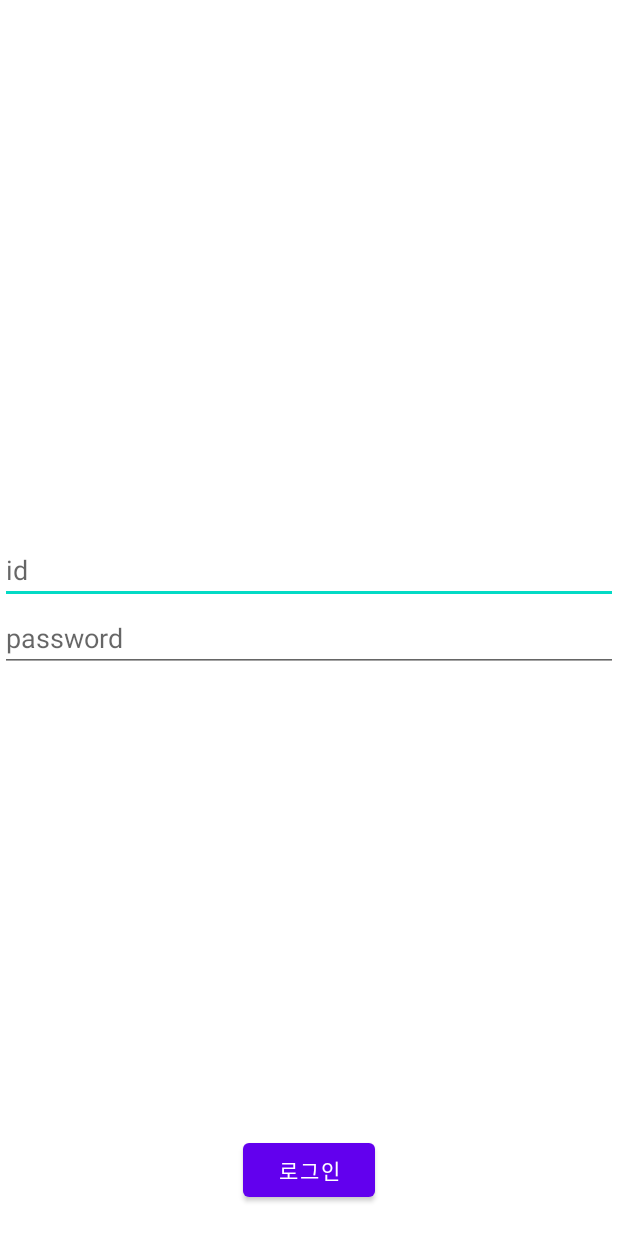
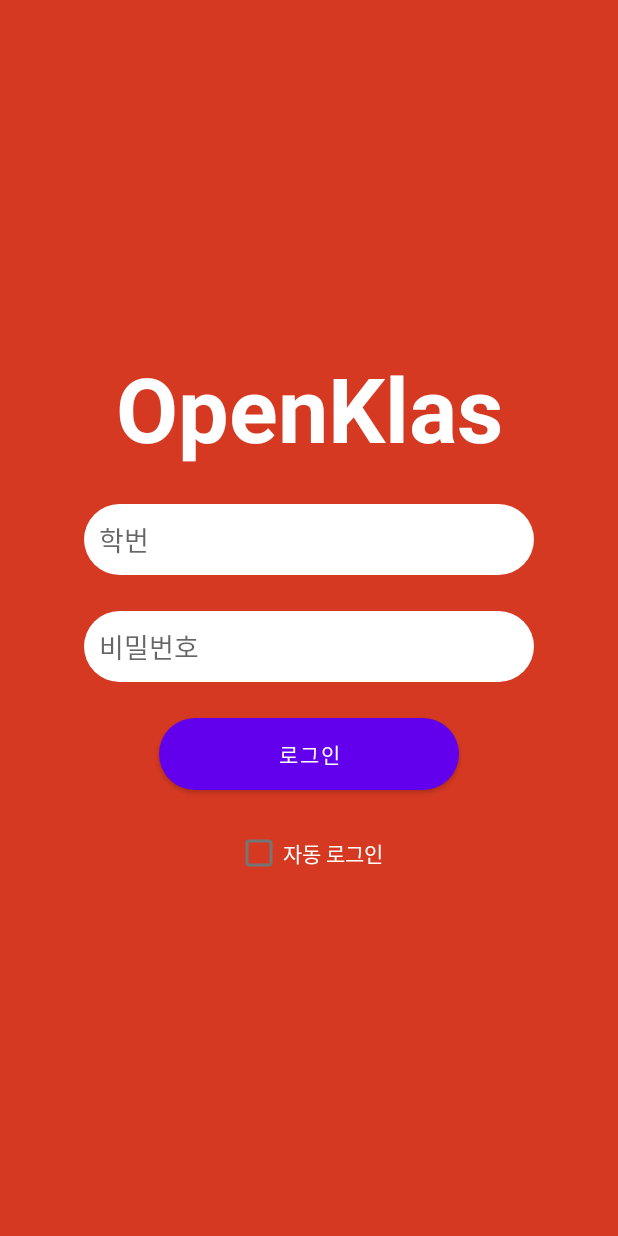
Before and after one commit to onebone/OpenKLAS, an Android app: the screen it shows after launch (MainActivity), on a phone screen of 412 x 824 dp. Run offline under Robolectric (Android 15) with nearby library versions, the light colour scheme and no system bars; our stand-ins replace Dagger/Hilt's generated code, EventBus, RxJava, data binding; libraries missing offline, so code that uses them is left out: com.github.windsekirun.daggerautoinject, pyxis.uzuki.live; 10 statements that could not run were skipped.

Commit message:
feat(login): implement login fragment ui as planned

```diff
--- a/app/src/main/java/org/openklas/ui/login/LoginViewModel.java
+++ b/app/src/main/java/org/openklas/ui/login/LoginViewModel.java
@@ -21,6 +21,7 @@
 import android.view.View;
 
 import androidx.annotation.NonNull;
+import androidx.databinding.ObservableBoolean;
 import androidx.lifecycle.LifecycleOwner;
 import androidx.lifecycle.MutableLiveData;
 import androidx.navigation.Navigation;
@@ -52,6 +53,7 @@
 
 	public final ObservableString mId = new ObservableString();
 	public final ObservableString mPw = new ObservableString();
+	public final ObservableBoolean mRememberMe = new ObservableBoolean();
 
 	public final ObservableString mResult = new ObservableString();
 
@@ -65,6 +67,8 @@
 	}
 
 	public void clickLogin(View view) {
+		// TODO handle empty username and password field
+
 		addDisposable(mKlasRepository.performLogin(mId.get(), mPw.get())
 				.subscribeOn(Schedulers.io())
 				.observeOn(AndroidSchedulers.mainThread())
--- /dev/null
+++ b/app/src/main/res/drawable/rounded_corners_bg_green.xml
@@ -0,0 +1,26 @@
+<?xml version="1.0" encoding="utf-8"?>
+<!--
+ ~ OpenKLAS
+ ~ Copyright (C) 2020 OpenKLAS Team
+ ~
+ ~ This program is free software: you can redistribute it and/or modify
+ ~ it under the terms of the GNU General Public License as published by
+ ~ the Free Software Foundation, either version 3 of the License, or
+ ~ (at your option) any later version.
+ ~
+ ~ This program is distributed in the hope that it will be useful,
+ ~ but WITHOUT ANY WARRANTY; without even the implied warranty of
+ ~ MERCHANTABILITY or FITNESS FOR A PARTICULAR PURPOSE.  See the
+ ~ GNU General Public License for more details.
+ ~
+ ~ You should have received a copy of the GNU General Public License
+ ~ along with this program.  If not, see <http://www.gnu.org/licenses/>.
+ -->
+
+<shape xmlns:android="http://schemas.android.com/apk/res/android"
+	android:shape="rectangle">
+
+	<corners android:radius="30dp" />
+	<solid android:color="@android:color/holo_green_light" />
+
+</shape>
--- /dev/null
+++ b/app/src/main/res/drawable/rounded_corners_bg_white.xml
@@ -0,0 +1,26 @@
+<?xml version="1.0" encoding="utf-8"?>
+<!--
+ ~ OpenKLAS
+ ~ Copyright (C) 2020 OpenKLAS Team
+ ~
+ ~ This program is free software: you can redistribute it and/or modify
+ ~ it under the terms of the GNU General Public License as published by
+ ~ the Free Software Foundation, either version 3 of the License, or
+ ~ (at your option) any later version.
+ ~
+ ~ This program is distributed in the hope that it will be useful,
+ ~ but WITHOUT ANY WARRANTY; without even the implied warranty of
+ ~ MERCHANTABILITY or FITNESS FOR A PARTICULAR PURPOSE.  See the
+ ~ GNU General Public License for more details.
+ ~
+ ~ You should have received a copy of the GNU General Public License
+ ~ along with this program.  If not, see <http://www.gnu.org/licenses/>.
+ -->
+
+<shape xmlns:android="http://schemas.android.com/apk/res/android"
+	android:shape="rectangle">
+
+	<corners android:radius="30dp" />
+	<solid android:color="@android:color/white" />
+
+</shape>
--- a/app/src/main/res/layout/login_fragment.xml
+++ b/app/src/main/res/layout/login_fragment.xml
@@ -18,8 +18,7 @@
  -->
 
 <layout xmlns:android="http://schemas.android.com/apk/res/android"
-    xmlns:app="http://schemas.android.com/apk/res-auto"
-    xmlns:tools="http://schemas.android.com/tools">
+	xmlns:app="http://schemas.android.com/apk/res-auto">
 	<data>
 		<variable
 			name="viewModel"
@@ -29,43 +28,81 @@
 	<androidx.constraintlayout.widget.ConstraintLayout
 		android:layout_width="match_parent"
 		android:layout_height="match_parent"
-        tools:context=".ui.login.LoginFragment">
-
-        <LinearLayout
-            android:layout_width="match_parent"
-            android:layout_height="wrap_content"
-            android:orientation="vertical"
-            android:gravity="center"
-            app:layout_constraintTop_toTopOf="parent"
-            app:layout_constraintBottom_toBottomOf="parent">
-            <EditText
-                android:layout_width="match_parent"
-                android:layout_height="wrap_content"
-                android:text="@={viewModel.mId}"
-                android:hint="id"/>
-            <EditText
-                android:layout_width="match_parent"
-                android:layout_height="wrap_content"
-                android:text="@={viewModel.mPw}"
-                android:inputType="textPassword"
-                android:hint="password"/>
+		android:background="@color/copper">
 
 		<TextView
-                android:layout_width="match_parent"
-                android:layout_height="wrap_content"
-                android:text="@{viewModel.mResult}"
-                android:textColor="@android:color/holo_red_light" />
-        </LinearLayout>
-
-        <Button
+			android:id="@+id/label_app_name"
 			android:layout_width="wrap_content"
 			android:layout_height="wrap_content"
-            app:layout_constraintStart_toStartOf="parent"
-            app:layout_constraintEnd_toEndOf="parent"
+			app:layout_constraintLeft_toLeftOf="parent"
+			app:layout_constraintRight_toRightOf="parent"
+			app:layout_constraintTop_toTopOf="parent"
+			app:layout_constraintBottom_toTopOf="@id/et_username"
+			app:layout_constraintVertical_chainStyle="packed"
+			android:text="@string/app_name"
+			android:textSize="60sp"
+			android:textStyle="bold"
+			android:textColor="@android:color/white" />
+
+		<EditText
+			android:id="@+id/et_username"
+			android:layout_width="300dp"
+			android:layout_height="wrap_content"
+			app:layout_constraintLeft_toLeftOf="parent"
+			app:layout_constraintRight_toRightOf="parent"
+			app:layout_constraintTop_toBottomOf="@id/label_app_name"
+			app:layout_constraintBottom_toTopOf="@id/et_password"
+			android:layout_marginTop="24dp"
+			android:padding="10dp"
+			android:background="@drawable/rounded_corners_bg_white"
+			android:hint="@string/login_username"
+			android:inputType="text"
+			android:text="@={viewModel.mId}" />
+
+		<EditText
+			android:id="@+id/et_password"
+			android:layout_width="300dp"
+			android:layout_height="wrap_content"
+			app:layout_constraintLeft_toLeftOf="parent"
+			app:layout_constraintRight_toRightOf="parent"
+			app:layout_constraintTop_toBottomOf="@id/et_username"
+			app:layout_constraintBottom_toTopOf="@id/btn_login_submit"
+			android:layout_marginTop="24dp"
+			android:padding="10dp"
+			android:background="@drawable/rounded_corners_bg_white"
+			android:hint="@string/login_password"
+			android:inputType="textPassword"
+			android:text="@={viewModel.mPw}" />
+
+		<!-- FIXME button background color is overridden by MaterialButton -->
+		<Button
+			android:id="@+id/btn_login_submit"
+			android:layout_width="wrap_content"
+			android:layout_height="wrap_content"
+			android:minWidth="200dp"
+			app:layout_constraintLeft_toLeftOf="parent"
+			app:layout_constraintRight_toRightOf="parent"
+			app:layout_constraintTop_toBottomOf="@id/et_password"
+			app:layout_constraintBottom_toTopOf="@id/chk_remember_me"
+			android:layout_marginTop="24dp"
+			android:background="@drawable/rounded_corners_bg_green"
+			android:text="@string/login_submit"
+			android:onClick="@{viewModel::clickLogin}" />
+
+		<!-- TODO change checkbox button color to white or something similar -->
+		<CheckBox
+			android:id="@+id/chk_remember_me"
+			android:layout_width="wrap_content"
+			android:layout_height="wrap_content"
+			app:layout_constraintLeft_toLeftOf="parent"
+			app:layout_constraintRight_toRightOf="parent"
+			app:layout_constraintTop_toBottomOf="@id/btn_login_submit"
 			app:layout_constraintBottom_toBottomOf="parent"
-            android:text="로그인"
-            android:onClick="@{viewModel.clickLogin}"
-            android:layout_marginBottom="20dp"/>
+			android:layout_marginTop="18dp"
+			android:checked="@={viewModel.mRememberMe}"
+			android:text="@string/login_remember_me"
+			android:textColor="@android:color/white" />
 
 	</androidx.constraintlayout.widget.ConstraintLayout>
+
 </layout>
--- a/app/src/main/res/values/strings.xml
+++ b/app/src/main/res/values/strings.xml
@@ -25,6 +25,11 @@
     <string name="notification">Notifications</string>
     <string name="setting">Settings</string>
 
+    <string name="login_username">학번</string>
+    <string name="login_password">비밀번호</string>
+    <string name="login_submit">로그인</string>
+    <string name="login_remember_me">자동 로그인</string>
+
     <string name="empty_lecture">남은 강의</string>
     <string name="empty_hw">남은 과제</string>
     <string name="courses">수강 과목</string>
@@ -37,5 +42,4 @@
     <string name="course_time">수업 시간</string>
     <string name="course_loc">수업 장소</string>
 
-
 </resources>
```
Lines whose indentation alone changed are shown as unchanged.
